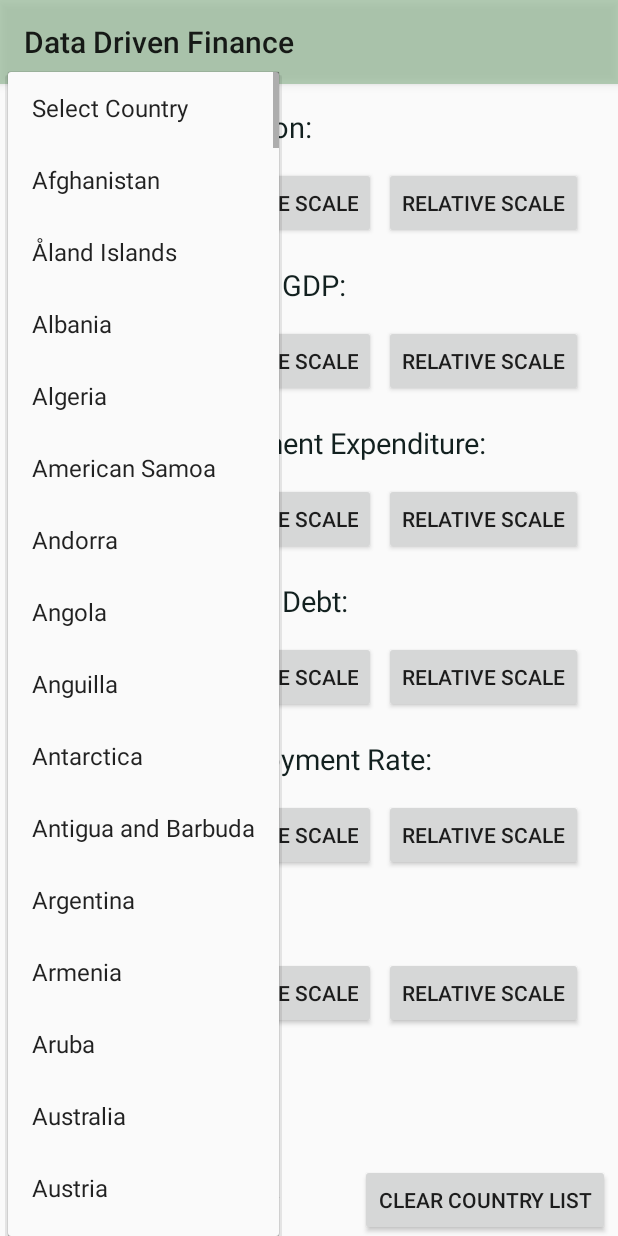
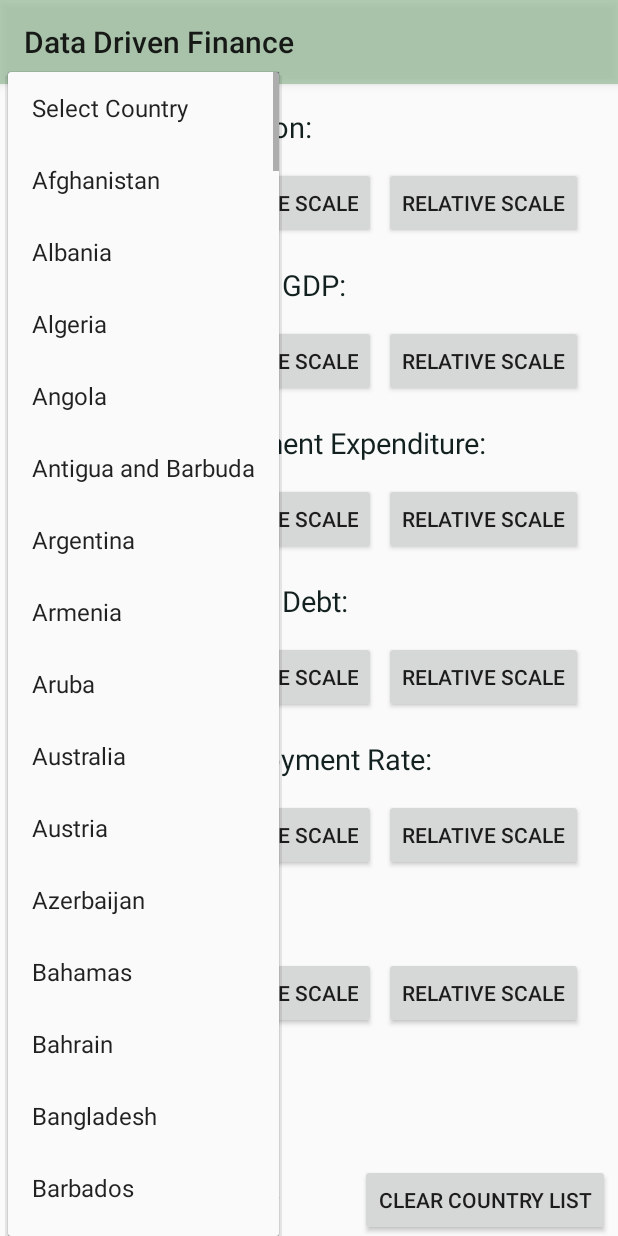
Before and after one commit to coffeetimegit/datadrivenfinance, an Android app: the fragment MacroDataFragment shown on its own in the app's theme, after a tap on "Select Country", on a phone screen of 412 x 824 dp. Run offline under Robolectric (Android 15) with nearby library versions, the phone set to English and light mode, and no system bars; libraries missing offline, so code that uses them is left out: com.chaquo.python; network calls fail; 2 other taps on this screen came first.

Commit message:
Cleaned static data.

```diff
--- a/app/src/main/res/values/strings.xml
+++ b/app/src/main/res/values/strings.xml
@@ -7,6 +7,21 @@
         <item>Put Option</item>
     </string-array>
 
+    <string-array name="Simulation">
+
+        <item>Set Simulation</item>
+        <item>100</item>
+        <item>200</item>
+        <item>300</item>
+        <item>400</item>
+        <item>500</item>
+        <item>600</item>
+        <item>700</item>
+        <item>800</item>
+        <item>900</item>
+        <item>1000</item>
+
+    </string-array>
 
     <string-array name="SP500List">
 
@@ -33,7 +48,6 @@
         <item>Alexion Pharmaceuticals</item>
         <item>Align Technology</item>
         <item>Allegion</item>
-        <item>Allergan Plc</item>
         <item>Alliance Data Systems</item>
         <item>Alliant Energy Corp</item>
         <item>Allstate Corp</item>
@@ -53,7 +67,6 @@
         <item>AMETEK Inc.</item>
         <item>Amgen Inc.</item>
         <item>Amphenol Corp</item>
-        <item>Anadarko Petroleum Corp</item>
         <item>Andeavor</item>
         <item>ANSYS</item>
         <item>Anthem Inc.</item>
@@ -77,7 +90,6 @@
         <item>Ball Corp</item>
         <item>Bank of America Corp</item>
         <item>Baxter International Inc.</item>
-        <item>BB&amp;T Corporation</item>
         <item>Becton Dickinson</item>
         <item>Berkshire Hathaway</item>
         <item>Best Buy Co. Inc.</item>
@@ -105,8 +117,6 @@
         <item>Caterpillar Inc.</item>
         <item>Cboe Global Markets</item>
         <item>CBRE Group</item>
-        <item>CBS Corp.</item>
-        <item>Celgene Corp.</item>
         <item>Centene Corporation</item>
         <item>CenterPoint Energy</item>
         <item>CenturyLink Inc</item>
@@ -163,8 +173,6 @@
         <item>Dollar Tree</item>
         <item>Dominion Energy</item>
         <item>Dover Corp.</item>
-        <item>DowDuPont</item>
-        <item>Dr Pepper Snapple Group</item>
         <item>DTE Energy Co.</item>
         <item>Duke Energy</item>
         <item>Duke Realty Corp</item>
@@ -231,11 +239,9 @@
         <item>Halliburton Co.</item>
         <item>Hanesbrands Inc</item>
         <item>Harley-Davidson</item>
-        <item>Harris Corporation</item>
         <item>Hartford Financial Svc.Gp.</item>
         <item>Hasbro Inc.</item>
         <item>HCA Holdings</item>
-        <item>HCP Inc.</item>
         <item>Helmerich &amp; Payne</item>
         <item>Henry Schein</item>
         <item>Hess Corporation</item>
@@ -286,12 +292,10 @@
         <item>Kraft Heinz Co</item>
         <item>Kroger Co.</item>
         <item>L Brands Inc.</item>
-        <item>L-3 Communications Holdings</item>
         <item>Laboratory Corp. of America Holding</item>
         <item>Lam Research</item>
         <item>Leggett &amp; Platt</item>
         <item>Lennar Corp.</item>
-        <item>Leucadia National Corp.</item>
         <item>Lilly (Eli) &amp; Co.</item>
         <item>Lincoln National</item>
         <item>LKQ Corporation</item>
@@ -318,7 +322,6 @@
         <item>MetLife Inc.</item>
         <item>Mettler Toledo</item>
         <item>MGM Resorts International</item>
-        <item>Michael Kors Holdings</item>
         <item>Microchip Technology</item>
         <item>Micron Technology</item>
         <item>Microsoft Corp.</item>
@@ -339,7 +342,6 @@
         <item>NetApp</item>
         <item>Netflix Inc.</item>
         <item>Newell Brands</item>
-        <item>Newfield Exploration Co</item>
         <item>Newmont Mining Corporation</item>
         <item>News Corp. Class A</item>
         <item>News Corp. Class B</item>
@@ -381,7 +383,6 @@
         <item>Polo Ralph Lauren Corp.</item>
         <item>PPG Industries</item>
         <item>PPL Corp.</item>
-        <item>Praxair Inc.</item>
         <item>Principal Financial Group</item>
         <item>Procter &amp; Gamble</item>
         <item>Progressive Corp.</item>
@@ -397,9 +398,7 @@
         <item>Quest Diagnostics</item>
         <item>Range Resources Corp.</item>
         <item>Raymond James Financial Inc.</item>
-        <item>Raytheon Co.</item>
         <item>Realty Income Corporation</item>
-        <item>Red Hat Inc.</item>
         <item>Regency Centers Corporation</item>
         <item>Regeneron</item>
         <item>Regions Financial Corp.</item>
@@ -431,9 +430,7 @@
         <item>State Street Corp.</item>
         <item>Stericycle Inc</item>
         <item>Stryker Corp.</item>
-        <item>SunTrust Banks</item>
         <item>SVB Financial</item>
-        <item>Symantec Corp.</item>
         <item>Synchrony Financial</item>
         <item>Synopsys Inc.</item>
         <item>Sysco Corp.</item>
@@ -456,8 +453,6 @@
         <item>Tiffany &amp; Co.</item>
         <item>Time Warner Inc.</item>
         <item>TJX Companies Inc.</item>
-        <item>Torchmark Corp.</item>
-        <item>Total System Services</item>
         <item>Tractor Supply Company</item>
         <item>TransDigm Group</item>
         <item>TripAdvisor</item>
@@ -474,7 +469,6 @@
         <item>United Health Group Inc.</item>
         <item>United Parcel Service</item>
         <item>United Rentals Inc.</item>
-        <item>United Technologies</item>
         <item>Universal Health Services Inc.</item>
         <item>Unum Group</item>
         <item>V.F. Corp.</item>
@@ -503,7 +497,6 @@
         <item>Whirlpool Corp.</item>
         <item>Williams Cos.</item>
         <item>Willis Towers Watson</item>
-        <item>Wyndham Worldwide</item>
         <item>Wynn Resorts Ltd</item>
         <item>Xcel Energy Inc</item>
         <item>Xerox Corp.</item>
@@ -518,35 +511,13 @@
     </string-array>
 
 
-    <string-array name="Simulation">
-
-        <item>Set Simulation</item>
-        <item>100</item>
-        <item>200</item>
-        <item>300</item>
-        <item>400</item>
-        <item>500</item>
-        <item>600</item>
-        <item>700</item>
-        <item>800</item>
-        <item>900</item>
-        <item>1000</item>
-
-    </string-array>
-
-
     <string-array name="IS03List">
 
         <item>Select Country</item>
         <item>Afghanistan</item>
-        <item>Åland Islands</item>
         <item>Albania</item>
         <item>Algeria</item>
-        <item>American Samoa</item>
-        <item>Andorra</item>
         <item>Angola</item>
-        <item>Anguilla</item>
-        <item>Antarctica</item>
         <item>Antigua and Barbuda</item>
         <item>Argentina</item>
         <item>Armenia</item>
@@ -562,40 +533,29 @@
         <item>Belgium</item>
         <item>Belize</item>
         <item>Benin</item>
-        <item>Bermuda</item>
         <item>Bhutan</item>
-        <item>Bolivia Plurinational State of</item>
-        <item>Bonaire Sint Eustatius and Saba</item>
+        <item>Bolivia</item>
         <item>Bosnia and Herzegovina</item>
         <item>Botswana</item>
-        <item>Bouvet Island</item>
         <item>Brazil</item>
-        <item>British Indian Ocean Territory</item>
         <item>Brunei Darussalam</item>
         <item>Bulgaria</item>
         <item>Burkina Faso</item>
         <item>Burundi</item>
+        <item>Cabo Verde</item>
         <item>Cambodia</item>
         <item>Cameroon</item>
         <item>Canada</item>
-        <item>Cape Verde</item>
-        <item>Cayman Islands</item>
-        <item>Central African Republic</item>
         <item>Chad</item>
         <item>Chile</item>
         <item>China</item>
-        <item>Christmas Island</item>
-        <item>Cocos (Keeling) Islands</item>
         <item>Colombia</item>
         <item>Comoros</item>
-        <item>Congo</item>
-        <item>Congo the Democratic Republic of the</item>
-        <item>Cook Islands</item>
+        <item>Congo Dem. Rep.</item>
+        <item>Congo Rep.</item>
         <item>Costa Rica</item>
-        <item>Côte dIvoire</item>
+        <item>Cote dIvoire</item>
         <item>Croatia</item>
-        <item>Cuba</item>
-        <item>Curaçao</item>
         <item>Cyprus</item>
         <item>Czech Republic</item>
         <item>Denmark</item>
@@ -603,72 +563,57 @@
         <item>Dominica</item>
         <item>Dominican Republic</item>
         <item>Ecuador</item>
-        <item>Egypt</item>
+        <item>Egypt Arab Rep.</item>
         <item>El Salvador</item>
         <item>Equatorial Guinea</item>
         <item>Eritrea</item>
         <item>Estonia</item>
         <item>Ethiopia</item>
-        <item>Falkland Islands (Malvinas)</item>
-        <item>Faroe Islands</item>
         <item>Fiji</item>
         <item>Finland</item>
         <item>France</item>
-        <item>French Guiana</item>
-        <item>French Polynesia</item>
-        <item>French Southern Territories</item>
         <item>Gabon</item>
         <item>Gambia</item>
         <item>Georgia</item>
         <item>Germany</item>
         <item>Ghana</item>
-        <item>Gibraltar</item>
         <item>Greece</item>
-        <item>Greenland</item>
         <item>Grenada</item>
-        <item>Guadeloupe</item>
-        <item>Guam</item>
         <item>Guatemala</item>
-        <item>Guernsey</item>
         <item>Guinea</item>
         <item>Guinea-Bissau</item>
         <item>Guyana</item>
         <item>Haiti</item>
-        <item>Heard Island and McDonald Islands</item>
-        <item>Holy See (Vatican City State)</item>
         <item>Honduras</item>
-        <item>Hong Kong</item>
+        <item>Hong Kong SAR China</item>
         <item>Hungary</item>
         <item>Iceland</item>
         <item>India</item>
         <item>Indonesia</item>
-        <item>Iran Islamic Republic of</item>
+        <item>Iran Islamic Rep.</item>
         <item>Iraq</item>
         <item>Ireland</item>
-        <item>Isle of Man</item>
         <item>Israel</item>
         <item>Italy</item>
         <item>Jamaica</item>
         <item>Japan</item>
-        <item>Jersey</item>
         <item>Jordan</item>
         <item>Kazakhstan</item>
         <item>Kenya</item>
         <item>Kiribati</item>
-        <item>Korea Republic of</item>
+        <item>Korea Rep</item>
         <item>Kuwait</item>
-        <item>Kyrgyzstan</item>
-        <item>Lao Peoples Democratic Republic</item>
+        <item>Kyrgyz Republic</item>
+        <item>Lao PDR</item>
         <item>Latvia</item>
         <item>Lebanon</item>
         <item>Lesotho</item>
         <item>Liberia</item>
         <item>Libya</item>
-        <item>Liechtenstein</item>
         <item>Lithuania</item>
         <item>Luxembourg</item>
-        <item>Macao</item>
-        <item>Macedonia the former Yugoslav Republic of</item>
+        <item>Macao SAR China</item>
+        <item>Macedonia FYR</item>
         <item>Madagascar</item>
         <item>Malawi</item>
         <item>Malaysia</item>
@@ -676,58 +621,39 @@
         <item>Mali</item>
         <item>Malta</item>
         <item>Marshall Islands</item>
-        <item>Martinique</item>
         <item>Mauritania</item>
         <item>Mauritius</item>
-        <item>Mayotte</item>
         <item>Mexico</item>
-        <item>Micronesia Federated States of</item>
-        <item>Moldova Republic of</item>
-        <item>Monaco</item>
+        <item>Micronesia Fed. Sts.</item>
+        <item>Moldova</item>
         <item>Mongolia</item>
         <item>Montenegro</item>
-        <item>Montserrat</item>
         <item>Morocco</item>
         <item>Mozambique</item>
         <item>Myanmar</item>
         <item>Namibia</item>
-        <item>Nauru</item>
         <item>Nepal</item>
         <item>Netherlands</item>
-        <item>New Caledonia</item>
         <item>New Zealand</item>
         <item>Nicaragua</item>
         <item>Niger</item>
         <item>Nigeria</item>
-        <item>Niue</item>
-        <item>Norfolk Island</item>
-        <item>Northern Mariana Islands</item>
         <item>Norway</item>
         <item>Oman</item>
         <item>Pakistan</item>
         <item>Palau</item>
-        <item>Palestine State of</item>
         <item>Panama</item>
         <item>Papua New Guinea</item>
         <item>Paraguay</item>
         <item>Peru</item>
         <item>Philippines</item>
-        <item>Pitcairn</item>
         <item>Poland</item>
         <item>Portugal</item>
         <item>Puerto Rico</item>
         <item>Qatar</item>
-        <item>Réunion</item>
         <item>Romania</item>
         <item>Russian Federation</item>
         <item>Rwanda</item>
-        <item>Saint Barthélemy</item>
-        <item>Saint Helena Ascension and Tristan da Cunha</item>
-        <item>Saint Kitts and Nevis</item>
-        <item>Saint Lucia</item>
-        <item>Saint Martin (French part)</item>
-        <item>Saint Pierre and Miquelon</item>
-        <item>Saint Vincent and the Grenadines</item>
         <item>Samoa</item>
         <item>San Marino</item>
         <item>Sao Tome and Principe</item>
@@ -737,53 +663,44 @@
         <item>Seychelles</item>
         <item>Sierra Leone</item>
         <item>Singapore</item>
-        <item>Sint Maarten (Dutch part)</item>
-        <item>Slovakia</item>
+        <item>Slovak Republic</item>
         <item>Slovenia</item>
         <item>Solomon Islands</item>
-        <item>Somalia</item>
         <item>South Africa</item>
-        <item>South Georgia and the South Sandwich Islands</item>
         <item>South Sudan</item>
         <item>Spain</item>
         <item>Sri Lanka</item>
+        <item>St. Kitts and Nevis</item>
+        <item>St. Lucia</item>
+        <item>St. Vincent and the Grenadines</item>
         <item>Sudan</item>
         <item>Suriname</item>
-        <item>Svalbard and Jan Mayen</item>
         <item>Swaziland</item>
         <item>Sweden</item>
         <item>Switzerland</item>
         <item>Syrian Arab Republic</item>
-        <item>Taiwan Province of China</item>
         <item>Tajikistan</item>
-        <item>Tanzania United Republic of</item>
+        <item>Tanzania</item>
         <item>Thailand</item>
         <item>Timor-Leste</item>
         <item>Togo</item>
-        <item>Tokelau</item>
         <item>Tonga</item>
         <item>Trinidad and Tobago</item>
         <item>Tunisia</item>
         <item>Turkey</item>
         <item>Turkmenistan</item>
-        <item>Turks and Caicos Islands</item>
         <item>Tuvalu</item>
         <item>Uganda</item>
         <item>Ukraine</item>
         <item>United Arab Emirates</item>
         <item>United Kingdom</item>
         <item>United States</item>
-        <item>United States Minor Outlying Islands</item>
         <item>Uruguay</item>
         <item>Uzbekistan</item>
         <item>Vanuatu</item>
-        <item>Venezuela Bolivarian Republic of</item>
-        <item>Viet Nam</item>
-        <item>Virgin Islands British</item>
-        <item>Virgin Islands U.S.</item>
-        <item>Wallis and Futuna</item>
-        <item>Western Sahara</item>
-        <item>Yemen</item>
+        <item>Venezuela RB</item>
+        <item>Vietnam</item>
+        <item>Yemen Rep.</item>
         <item>Zambia</item>
         <item>Zimbabwe</item>
 
```
Also changed, not shown: 1 other file.
